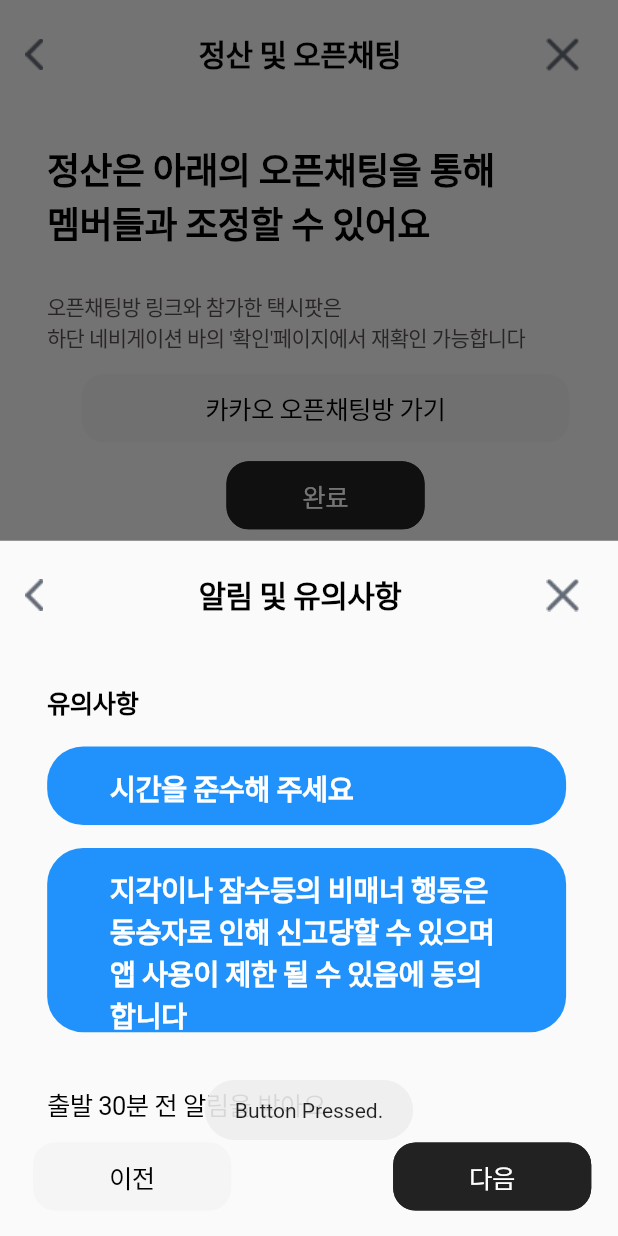
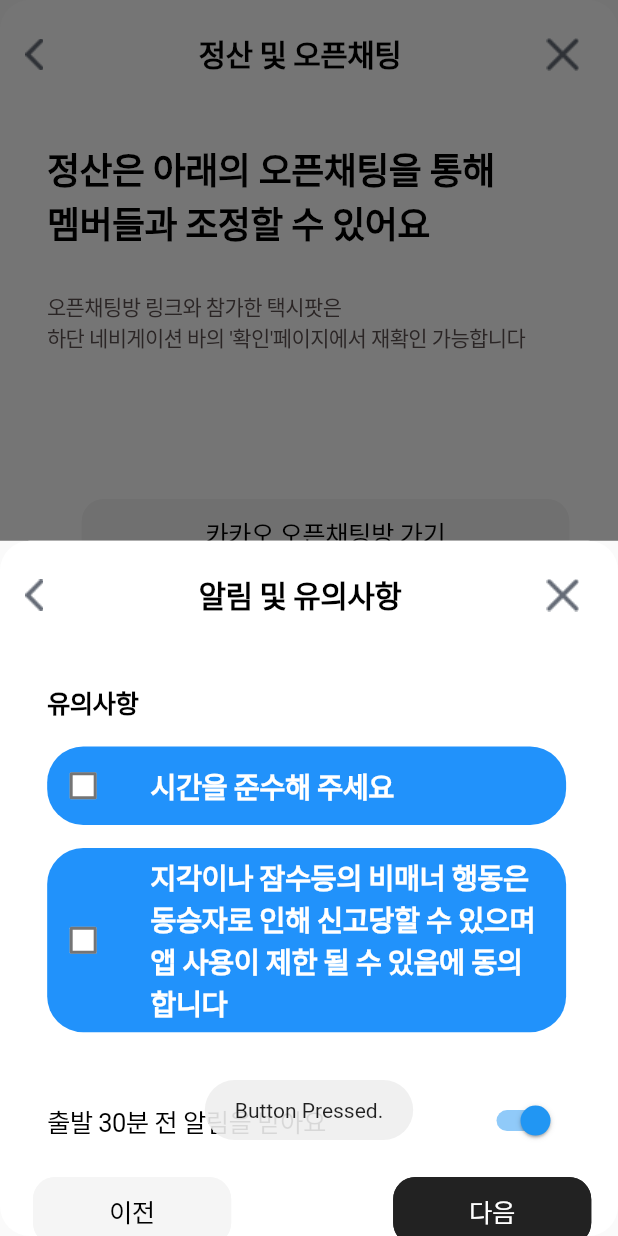
Before and after one commit to PNU-Cinderella/front, a Flutter app: the JoinModalFourth widget shown alone on an empty page, opened directly, after a tap on "완료", on a phone screen of 412 x 824 dp. Run offline on Flutter 3.47's test engine with Material 2 defaults, Android fonts, the light colour scheme and no system bars; our stand-ins replace flutter_local_notifications, fluttertoast, geolocator, get, permission_handler, webview_flutter; network calls fail; Roboto replaces fonts that are missing (Pretendard).

Commit message:
0530 !
Notification, Some classes, JoinModal, ...

```diff
--- a/lib/msp/Classes.dart
+++ b/lib/msp/Classes.dart
@@ -120,12 +120,12 @@ class BasicCircle extends CustomPainter
 
 //Taxi_History Page Classes
 
-class SimpleSizedBox extends StatelessWidget
+class RealSizedBox extends StatelessWidget
 {
   double? myWidth;
   double? myHeight;
 
-  SimpleSizedBox({required double width, required double height})
+  RealSizedBox({required double width, required double height})
   {
     myWidth = width;
     myHeight = height;
@@ -163,11 +163,11 @@ class _SimpleCheckboxState extends State<SimpleCheckbox> {
       if (states.any(interactiveStates.contains)) {
         return Colors.blue;
       }
-      return Colors.red;
+      return Colors.white;
     }
 
     return Checkbox(
-      checkColor: Colors.white,
+      checkColor: Colors.black,
       fillColor: MaterialStateProperty.resolveWith(getColor),
       value: isChecked,
       onChanged: (bool? value) {
--- a/lib/msp/functions.dart
+++ b/lib/msp/functions.dart
@@ -1,7 +1,9 @@
 import 'package:flutter/material.dart';
 import 'package:flutter_local_notifications/flutter_local_notifications.dart';
 import 'package:fluttertoast/fluttertoast.dart';
+import 'package:permission_handler/permission_handler.dart';
 import 'package:project_cinderella_test3/msp/viewstyle.dart';
+import '';
 import 'package:webview_flutter/webview_flutter.dart';
 const SIZE_FIGMA_WIDTH = 393;
 const SIZE_FIGMA_HEIGHT = 852;
@@ -76,7 +78,10 @@ const List<Widget> icons = <Widget>[
   Icon(Icons.ac_unit),
 ];
 
-void main() => runApp(const ToggleButtonsExampleApp());
+void main() async {
+  runApp(const ToggleButtonsExampleApp());
+}
+
 
 class ToggleButtonsExampleApp extends StatelessWidget {
   const ToggleButtonsExampleApp({super.key});
@@ -230,6 +235,7 @@ initNotification() async {
     //onSelectNotification: 함수명추가
   );
 
+
   print("Init Notification!");
 }
 
@@ -241,7 +247,7 @@ showNotification() async {
     '알림종류 설명',
     priority: Priority.high,
     importance: Importance.max,
-    color: Color.fromARGB(255, 255, 0, 0),
+    color: Colors.black,
   );
 
   var iosDetails = IOSNotificationDetails(
@@ -253,9 +259,9 @@ showNotification() async {
   // 알림 id, 제목, 내용 맘대로 채우기
   notifications.show(
       1,
-      'test',
-      'hihi',
+      '신데렐라',
+      '(대충 알림이 간다는 내용)',
       NotificationDetails(android: androidDetails, iOS: iosDetails)
   );
-  print("Show Notification!");
+  print(notifications);
 }
--- a/lib/msp/joinModal.dart
+++ b/lib/msp/joinModal.dart
@@ -1,9 +1,21 @@
 import 'package:flutter/material.dart';
+import 'package:permission_handler/permission_handler.dart';
 import 'package:project_cinderella_test3/msp/Classes.dart';
 import 'package:project_cinderella_test3/msp/functions.dart';
 import 'package:project_cinderella_test3/msp/viewstyle.dart';
 
-void main() => runApp(const BottomSheetApp());
+void main() async{
+  runApp(const BottomSheetApp());
+  if (await Permission.contacts.request().isGranted) {
+// Either the permission was already granted before or the user just granted it.
+    print("Permission granted!");
+  }
+  else
+  {
+    Permission.notification.request();
+  }
+}
+
 
 class BottomSheetApp extends StatelessWidget {
   const BottomSheetApp({super.key});
@@ -11,6 +23,7 @@ class BottomSheetApp extends StatelessWidget {
   @override
   Widget build(BuildContext context) {
     return MaterialApp(
+      debugShowCheckedModeBanner: false,
       theme: ThemeData(
         colorSchemeSeed: const Color(0xff6750a4),
         useMaterial3: true,
@@ -146,13 +159,13 @@ class JoinModalFirst extends StatelessWidget {
                                             Text("1   명륜역", style: SimpleTextStyle(size: 17),),
                                           ]
                                       ),
-                                      SimpleSizedBox(width: 0, height: 25),
+                                      RealSizedBox(width: 0, height: 25),
                                       Row(
                                           children: [
                                             Text("2   명륜동 황금손한방병원", style: SimpleTextStyle(size: 17),),
                                           ]
                                       ),
-                                      SimpleSizedBox(width: 0, height: 25),
+                                      RealSizedBox(width: 0, height: 25),
                                       Row(
                                           children: [
                                             Text("3   부곡동 거제한양아파트", style: SimpleTextStyle(size: 17),),
@@ -166,7 +179,7 @@ class JoinModalFirst extends StatelessWidget {
                           ],
                         ),
                       ),
-                      SimpleSizedBox(width: 0, height: 30),
+                      RealSizedBox(width: 0, height: 30),
                       JoinButton(context: context,
                           width: GetRealWidth(pixel: 310, context: context),
                           height: GetRealHeight(pixel: 47, context: context),
@@ -242,7 +255,7 @@ class JoinModalSecond extends StatelessWidget {
                       ]
                   ),
                 ),
-                SimpleSizedBox(width: 0, height: 100),
+                RealSizedBox(width: 0, height: 100),
                 Container(
                   margin: EdgeInsets.fromLTRB(GetRealWidth(pixel: 19, context: context), GetRealHeight(pixel: 14, context: context), 0, 0),
                   child:
@@ -256,7 +269,7 @@ class JoinModalSecond extends StatelessWidget {
                           ),
                           textStyle: SimpleTextStyle(size: 17, color: Colors.black, weight: FontWeight.w500),
                         ),
-                        SimpleSizedBox(width: 103, height: 0),
+                        RealSizedBox(width: 103, height: 0),
                         JoinButton(context: context, width: GetRealWidth(pixel: 126, context: context), height: GetRealHeight(pixel: 47, context: context), text: "다음", widget: JoinModalThird())
                       ]
                   ),
@@ -277,7 +290,8 @@ class JoinModalThird extends StatelessWidget {
     return Container(
       height: GetRealHeight(pixel: 575, context: context),
       decoration: BoxDecoration(
-          borderRadius: BorderRadius.circular(0)
+          borderRadius: BorderRadius.circular(20),
+          color: Colors.white,
       ),
       child: Center(
         child: Column(
@@ -318,13 +332,23 @@ class JoinModalThird extends StatelessWidget {
                                   color: Color(0xff2192FB),
                                   borderRadius: BorderRadius.circular(24)
                               ),
-                                child: Container(
-                                  margin: EdgeInsets.fromLTRB(GetRealWidth(pixel: 40, context: context), GetRealHeight(pixel: 14, context: context), 0, 0),
-                                    child: Text("시간을 준수해 주세요", style: SimpleTextStyle(size: 19, weight: FontWeight.w600, color: Colors.white),))),
-                          ]
+                              child: Row(
+                                children: [
+                                  Container(
+                                      child: SimpleCheckbox(),
+                                  ),
+                                  Container(
+                                    margin: EdgeInsets.fromLTRB(GetRealWidth(pixel: 20, context: context), 0, 0, 0),
+                                      child: Text("시간을 준수해 주세요", style: SimpleTextStyle(size: 19, weight: FontWeight.w600, color: Colors.white),)
+                                  ),
+                                ],
+                              )
+                          ),
+                        ],
                       ),
                       SizedBox(height: GetRealHeight(pixel: 16, context: context),),
                       Row(
+                        crossAxisAlignment: CrossAxisAlignment.center,
                           children: [
                             Container(
                                 width: GetRealWidth(pixel: 330, context: context),
@@ -333,16 +357,24 @@ class JoinModalThird extends StatelessWidget {
                                     color: Color(0xff2192FB),
                                     borderRadius: BorderRadius.circular(24)
                                 ),
-                                child: Container(
-                                    margin: EdgeInsets.fromLTRB(GetRealWidth(pixel: 40, context: context), GetRealHeight(pixel: 14, context: context), 0, 0),
-                                    child: Text("지각이나 잠수등의 비매너 행동은\n동승자로 인해 신고당할 수 있으며\n앱 사용이 제한 될 수 있음에 동의\n합니다", style: SimpleTextStyle(size: 19, weight: FontWeight.w600, color: Colors.white),))),
+                                child: Row(
+                                  children: [
+                                    Container(
+                                    child: SimpleCheckbox(),
+                                  ),
+                                    Container(
+                                        margin: EdgeInsets.fromLTRB(GetRealWidth(pixel: 20, context: context), 0, 0, 0),
+                                        child: Text("지각이나 잠수등의 비매너 행동은\n동승자로 인해 신고당할 수 있으며\n앱 사용이 제한 될 수 있음에 동의\n합니다", style: SimpleTextStyle(size: 19, weight: FontWeight.w600, color: Colors.white),)),
+                                  ],
+                                )),
                           ]
                       ),
                       SizedBox(height: GetRealHeight(pixel: 36, context: context),),
                       Row(
                           children: [
                             Text("출발 30분 전 알림을 받아요", style: SimpleTextStyle(size: 17, weight: FontWeight.w400, color: colorBlack),),
-
+                            RealSizedBox(width: 96, height: 0),
+                            SimpleSwitch(),
                           ]
                       ),
                     ],
@@ -361,7 +393,7 @@ class JoinModalThird extends StatelessWidget {
                           ),
                           textStyle: SimpleTextStyle(size: 17, color: Colors.black, weight: FontWeight.w500),
                         ),
-                        SimpleSizedBox(width: 103, height: 0),
+                        RealSizedBox(width: 103, height: 0),
                         JoinButton(context: context, width: GetRealWidth(pixel: 126, context: context), height: GetRealHeight(pixel: 47, context: context), text: "다음", widget: JoinModalFourth())
                       ]
                   ),
@@ -383,7 +415,8 @@ class JoinModalFourth extends StatelessWidget {
     return Container(
       height: GetRealHeight(pixel: 575, context: context),
       decoration: BoxDecoration(
-          borderRadius: BorderRadius.circular(0)
+          borderRadius: BorderRadius.circular(20),
+          color: Colors.white,
       ),
       child: Center(
         child: Column(
@@ -423,7 +456,7 @@ class JoinModalFourth extends StatelessWidget {
                   ),
                 ),
                 Container(
-                  margin: EdgeInsets.fromLTRB(GetRealWidth(pixel: 21, context: context), GetRealHeight(pixel: 14, context: context), 0, 0),
+                  margin: EdgeInsets.fromLTRB(GetRealWidth(pixel: 21, context: context), GetRealHeight(pixel: 100, context: context), 0, 0),
                   child:
                   Column(
                       children: [
@@ -435,8 +468,8 @@ class JoinModalFourth extends StatelessWidget {
                           ),
                           textStyle: SimpleTextStyle(size: 17, color: Colors.black, weight: FontWeight.w500),
                         ),
-                        SimpleSizedBox(width: 0, height: 13),
-                        JoinButton(context: context, width: GetRealWidth(pixel: 126, context: context), height: GetRealHeight(pixel: 47, context: context), text: "완료", widget: JoinModalThird())
+                        RealSizedBox(width: 0, height: 13),
+                        JoinButton(context: context, width: GetRealWidth(pixel: 310, context: context), height: GetRealHeight(pixel: 47, context: context), text: "완료", widget: JoinModalThird())
                       ]
                   ),
                 ),
--- a/pubspec.yaml
+++ b/pubspec.yaml
@@ -36,6 +36,7 @@ dependencies:
   flutter_signin_button: ^2.0.0
   flutter_local_notifications: 9.1.5
   webview_flutter: ^4.2.1
+  permission_handler: ^10.0.0
   get:
 
 
```
Also changed, not shown: lib/msp/main_msp.dart (+10 -1 lines), pubspec.lock, 5 other files. Lines whose indentation alone changed are shown as unchanged.
